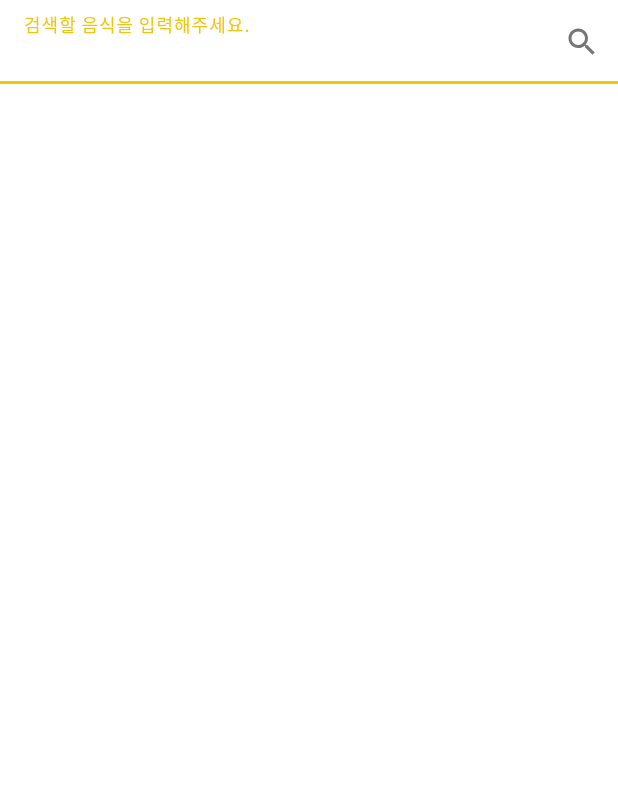
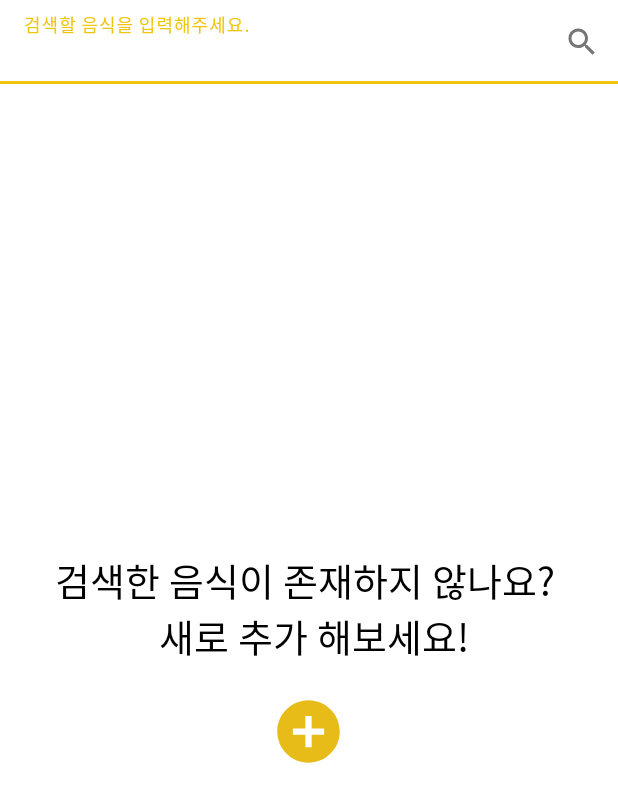
Before and after one commit to aksghwoddl/FooDi, an Android app: the SearchActivity screen opened directly, with no data from a screen before it, on a phone screen of 412 x 824 dp. Shown: the top 802 px of the screen. Run offline under Robolectric (Android 15) with nearby library versions, the phone set to English and light mode, and no system bars; Roboto replaces fonts that are not available here.

Commit message:
1. repository 싱글턴으로 패턴 적용 2. SearchFoodActivity에서 Add 버튼 처음부터 표시되도록 수정

```diff
--- a/FooDi/app/src/main/java/com/lee/foodi/data/repository/FoodiRepository.kt
+++ b/FooDi/app/src/main/java/com/lee/foodi/data/repository/FoodiRepository.kt
@@ -8,6 +8,16 @@ import com.lee.foodi.data.room.entity.DiaryItemEntity
 
 class FoodiRepository {
     private val diaryDAO = DiaryDatabase.getInstance().diaryDao()
+
+    companion object{
+        private lateinit var instance : FoodiRepository
+        fun getInstance() : FoodiRepository {
+            if(!::instance.isInitialized){
+                instance = FoodiRepository()
+            }
+            return instance
+        }
+    }
 
     /**
      * Function for search food at API
--- a/FooDi/app/src/main/java/com/lee/foodi/ui/activities/add/viewmodel/AddFoodViewModel.kt
+++ b/FooDi/app/src/main/java/com/lee/foodi/ui/activities/add/viewmodel/AddFoodViewModel.kt
@@ -39,7 +39,7 @@ class AddFoodViewModel(private val repository: FoodiRepository) : ViewModel() {
         fun newInstance(owner : AddFoodActivity) {
             (!::instance.isInitialized).let {
                 instance = ViewModelProvider(owner , FoodiViewModelFactory(
-                    FoodiRepository()
+                    FoodiRepository.getInstance()
                 ))[AddFoodViewModel::class.java]
             }
         }
--- a/FooDi/app/src/main/java/com/lee/foodi/ui/activities/search/SearchActivity.kt
+++ b/FooDi/app/src/main/java/com/lee/foodi/ui/activities/search/SearchActivity.kt
@@ -8,6 +8,7 @@ import androidx.appcompat.app.AppCompatActivity
 import androidx.lifecycle.ViewModelProvider
 import androidx.recyclerview.widget.LinearLayoutManager
 import androidx.recyclerview.widget.RecyclerView
+import com.lee.foodi.R
 import com.lee.foodi.common.*
 import com.lee.foodi.data.repository.FoodiRepository
 import com.lee.foodi.data.rest.model.FoodInfoData
@@ -31,7 +32,7 @@ class SearchActivity : AppCompatActivity() {
         binding = ActivitySearchBinding.inflate(layoutInflater).also {
             setContentView(it.root)
         }
-        mViewModel = ViewModelProvider(this , FoodiViewModelFactory(FoodiRepository()))[SearchFoodViewModel::class.java]
+        mViewModel = ViewModelProvider(this , FoodiViewModelFactory(FoodiRepository.getInstance()))[SearchFoodViewModel::class.java]
         initRecyclerView()
         addListeners()
         observeData()
@@ -100,6 +101,7 @@ class SearchActivity : AppCompatActivity() {
     @SuppressLint("NotifyDataSetChanged")
     private fun observeData() {
        with(mViewModel){
+           // Searched List
            foodList.observe(this@SearchActivity){
                it?.let {
                    if(it.isNotEmpty()){
@@ -113,29 +115,34 @@ class SearchActivity : AppCompatActivity() {
                }
            }
 
-           isProgressVisible.observe(this@SearchActivity){
-               if(it){
+           // Progress bar showing
+           isProgressVisible.observe(this@SearchActivity) {
+               if (it) {
                    binding.progressBar.visibility = View.VISIBLE
                } else {
                    binding.progressBar.visibility = View.GONE
                }
            }
 
+           // Error Message
            errorMessage.observe(this@SearchActivity){
                Utils.toastMessage(it)
            }
 
+           // When there are no search results
            addFoodLayoutVisible.observe(this@SearchActivity){
                if(it){
                    with(binding){
                        searchFoodRecyclerView.visibility = View.GONE
                        buttonLayout.visibility = View.GONE
+                       binding.noSearchFoodTextView.text = getString(R.string.no_search_food)
                        noSearchFoodLayout.visibility = View.VISIBLE
                    }
                } else {
                    with(binding){
                        searchFoodRecyclerView.visibility = View.VISIBLE
                        buttonLayout.visibility = View.VISIBLE
+                       binding.noSearchFoodTextView.text = getString(R.string.ask_add_food)
                        noSearchFoodLayout.visibility = View.GONE
                    }
                }
--- a/FooDi/app/src/main/java/com/lee/foodi/ui/fragments/diary/DiaryFragment.kt
+++ b/FooDi/app/src/main/java/com/lee/foodi/ui/fragments/diary/DiaryFragment.kt
@@ -58,7 +58,7 @@ class DiaryFragment : Fragment() {
     ): View {
         binding = FragmentDiaryBinding.inflate(inflater , container , false)
         mPreferenceManager = FooDiPreferenceManager.getInstance(FoodiNewApplication.getInstance())
-        mViewModel = ViewModelProvider(this , FoodiViewModelFactory(FoodiRepository()))[DiaryViewModel::class.java]
+        mViewModel = ViewModelProvider(this , FoodiViewModelFactory(FoodiRepository.getInstance()))[DiaryViewModel::class.java]
         mDiaryFoodItemRecyclerAdapter = DiaryFoodItemRecyclerAdapter()
         return binding.root
     }
--- a/FooDi/app/src/main/java/com/lee/foodi/ui/fragments/report/ReportFragment.kt
+++ b/FooDi/app/src/main/java/com/lee/foodi/ui/fragments/report/ReportFragment.kt
@@ -11,7 +11,6 @@ import android.widget.AdapterView
 import android.widget.AdapterView.OnItemSelectedListener
 import android.widget.ArrayAdapter
 import androidx.annotation.RequiresApi
-import androidx.core.view.marginTop
 import androidx.fragment.app.Fragment
 import androidx.lifecycle.ViewModelProvider
 import com.github.mikephil.charting.components.AxisBase
@@ -23,7 +22,6 @@ import com.github.mikephil.charting.data.BarEntry
 import com.github.mikephil.charting.formatter.ValueFormatter
 import com.lee.foodi.R
 import com.lee.foodi.common.FoodiNewApplication
-import com.lee.foodi.common.MONTHLY
 import com.lee.foodi.common.Utils
 import com.lee.foodi.data.repository.FoodiRepository
 import com.lee.foodi.databinding.FragmentReportBinding
@@ -50,7 +48,7 @@ class ReportFragment : Fragment() {
         savedInstanceState: Bundle?
     ): View {
         binding = FragmentReportBinding.inflate(inflater , container , false)
-        mViewModel = ViewModelProvider(this , FoodiViewModelFactory(FoodiRepository()))[ReportViewModel::class.java]
+        mViewModel = ViewModelProvider(this , FoodiViewModelFactory(FoodiRepository.getInstance()))[ReportViewModel::class.java]
         return binding.root
     }
 
--- a/FooDi/app/src/main/res/layout/activity_search.xml
+++ b/FooDi/app/src/main/res/layout/activity_search.xml
@@ -47,6 +47,7 @@
         app:layout_constraintBottom_toTopOf="@id/buttonLayout"
         app:layout_constraintLeft_toLeftOf="parent"
         app:layout_constraintRight_toRightOf="parent"
+        android:visibility="gone"
         />
     <RelativeLayout
         android:id="@+id/buttonLayout"
@@ -84,13 +85,13 @@
         android:orientation="vertical"
         app:layout_constraintTop_toBottomOf="@id/searchInputTextLayout"
         app:layout_constraintBottom_toBottomOf="parent"
-        android:visibility="gone"
+        android:visibility="visible"
         >
         <TextView
             android:id="@+id/noSearchFoodTextView"
             android:layout_width="match_parent"
             android:layout_height="wrap_content"
-            android:text="@string/no_search_food"
+            android:text="@string/ask_add_food"
             android:gravity="center"
             android:textSize="@dimen/no_item_text_size"
             android:fontFamily="@font/swagger"
--- a/FooDi/app/src/main/res/values/strings.xml
+++ b/FooDi/app/src/main/res/values/strings.xml
@@ -21,6 +21,7 @@
     <string name="food_name">음식이름</string>
     <string name="company_name">회사이름</string>
     <string name="no_search_food">검색한 음식이 존재하지 않습니다. \n 새로 추가 하시겠습니까?</string>
+    <string name="ask_add_food">검색한 음식이 존재하지 않나요? \n 새로 추가 해보세요!</string>
     <string name="serving_size">1회 제공량 : </string>
     <string name="calories">칼로리 : %s kcal</string>
     <string name="carbohydrate">탄수화물 : %s g</string>
```
Also changed, not shown: FooDi/app/src/main/java/com/lee/foodi/ui/activities/add/AddFoodActivity.kt (+0 -7 lines), 1 other file.
